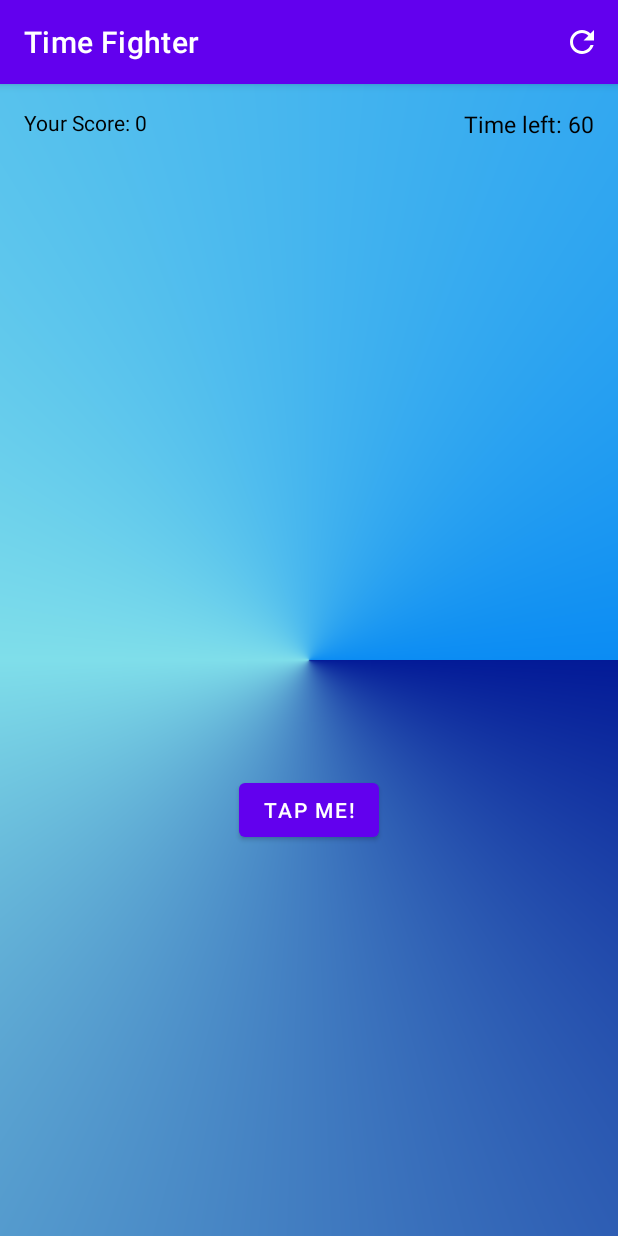
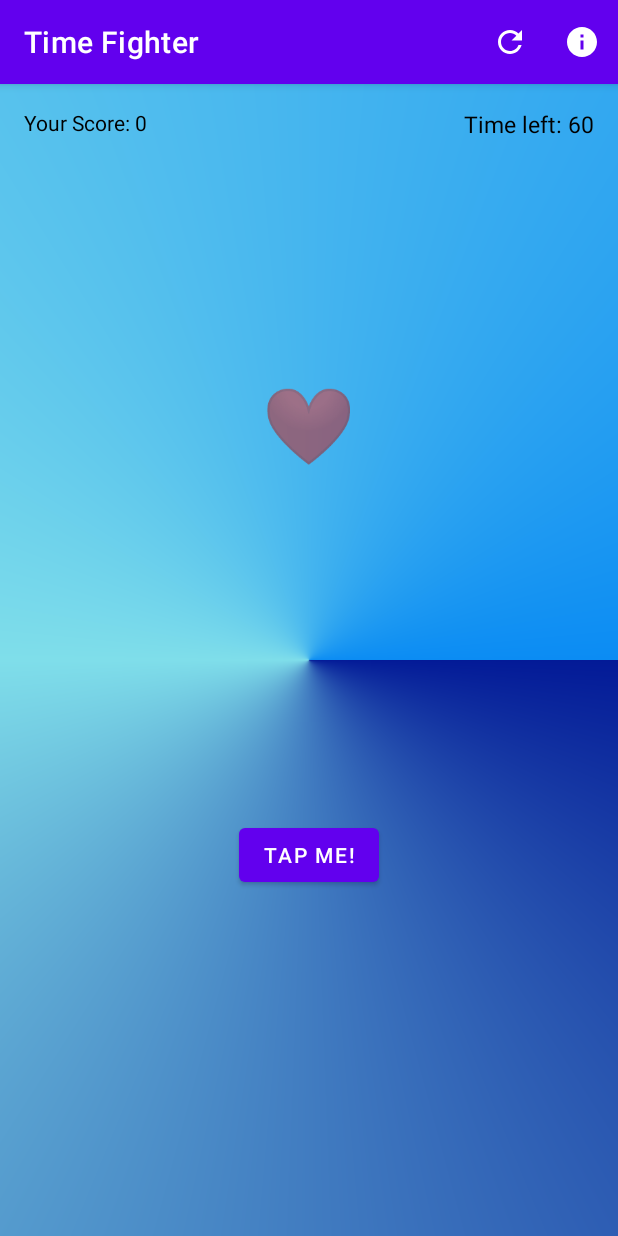
Before and after one commit to RajPakhurde/TimeFighterGame, an Android app: the screen it shows after launch (MainActivity), on a phone screen of 412 x 824 dp. Run offline under Robolectric (Android 15) with nearby library versions, the phone set to English and light mode, and no system bars.

```diff
--- a/app/src/main/java/com/rajpakhurde/timefighter/MainActivity.kt
+++ b/app/src/main/java/com/rajpakhurde/timefighter/MainActivity.kt
@@ -5,14 +5,17 @@ import android.os.Bundle
 import android.os.CountDownTimer
 import android.view.Menu
 import android.view.MenuItem
+import android.view.animation.AnimationUtils
 import android.widget.Button
 import android.widget.TextView
 import android.widget.Toast
+import androidx.appcompat.app.AlertDialog
 
 class MainActivity : AppCompatActivity() {
 
     private lateinit var tvScore: TextView
     private lateinit var tvTimer: TextView
+    private lateinit var tvHeart: TextView
     private lateinit var btnTapMe: Button
 
     private var gameStart = false
@@ -34,9 +37,14 @@ class MainActivity : AppCompatActivity() {
 
         tvScore = findViewById(R.id.tvScore)
         tvTimer = findViewById(R.id.tvTimer)
+        tvHeart = findViewById(R.id.tvheart)
         btnTapMe = findViewById(R.id.btnTapMe)
 
-        btnTapMe.setOnClickListener { incrementScore() }
+        btnTapMe.setOnClickListener { view ->
+            val bounceAnimation = AnimationUtils.loadAnimation(this,R.anim.bounce)
+            tvHeart.startAnimation(bounceAnimation)
+            incrementScore()
+        }
 
         if (savedInstanceState != null) {
             score = savedInstanceState.getInt(SCORE_KEY)
@@ -63,8 +71,18 @@ class MainActivity : AppCompatActivity() {
     override fun onOptionsItemSelected(item: MenuItem): Boolean {
         when (item.itemId) {
             R.id.mi_refresh -> {
+                countDownTimer.cancel()
                 btnTapMe.isEnabled = true
                 resetGame()
+            }
+            R.id.mi_info -> {
+                val title = getString(R.string.dialog_title,BuildConfig.VERSION_NAME)
+                val message = getString(R.string.dialog_messege)
+                AlertDialog.Builder(this)
+                    .setTitle(title)
+                    .setMessage(message)
+                    .create()
+                    .show()
             }
         }
         return super.onOptionsItemSelected(item)
--- /dev/null
+++ b/app/src/main/res/anim/bounce.xml
@@ -0,0 +1,15 @@
+<?xml version="1.0" encoding="utf-8"?>
+<set xmlns:android="http://schemas.android.com/apk/res/android"
+    android:fillAfter="true"
+    android:shareInterpolator="@android:anim/bounce_interpolator">
+
+    <scale
+        android:duration = "2000"
+        android:fromXScale="2.0"
+        android:fromYScale="2.0"
+        android:pivotX="50%"
+        android:pivotY="50%"
+        android:toXScale="1.0"
+        android:toYScale="1.0"/>
+
+</set>
--- /dev/null
+++ b/app/src/main/res/drawable/ic_baseline_info_24.xml
@@ -0,0 +1,5 @@
+<vector android:height="24dp" android:tint="#FFFFFF"
+    android:viewportHeight="24" android:viewportWidth="24"
+    android:width="24dp" xmlns:android="http://schemas.android.com/apk/res/android">
+    <path android:fillColor="@android:color/white" android:pathData="M12,2C6.48,2 2,6.48 2,12s4.48,10 10,10 10,-4.48 10,-10S17.52,2 12,2zM13,17h-2v-6h2v6zM13,9h-2L11,7h2v2z"/>
+</vector>
--- a/app/src/main/res/layout/activity_main.xml
+++ b/app/src/main/res/layout/activity_main.xml
@@ -7,9 +7,10 @@
     tools:context=".MainActivity">
 
     <View
+        android:id="@+id/view"
         android:layout_width="match_parent"
         android:layout_height="match_parent"
-        android:background="@drawable/main_activity_background"/>
+        android:background="@drawable/main_activity_background" />
 
 
     <Button
@@ -20,8 +21,7 @@
         app:layout_constraintBottom_toBottomOf="parent"
         app:layout_constraintEnd_toEndOf="parent"
         app:layout_constraintStart_toStartOf="parent"
-        app:layout_constraintTop_toTopOf="parent"
-        app:layout_constraintVertical_bias="0.639" />
+        app:layout_constraintTop_toBottomOf="@+id/tvheart" />
 
     <TextView
         android:id="@+id/tvScore"
@@ -45,4 +45,15 @@
         android:text="@string/time_left"
         app:layout_constraintEnd_toEndOf="parent"
         app:layout_constraintTop_toTopOf="parent" />
+
+    <TextView
+        android:id="@+id/tvheart"
+        android:layout_width="wrap_content"
+        android:layout_height="wrap_content"
+        android:layout_marginTop="192dp"
+        android:text="❤️"
+        android:textSize="50sp"
+        app:layout_constraintEnd_toEndOf="parent"
+        app:layout_constraintStart_toStartOf="parent"
+        app:layout_constraintTop_toTopOf="@+id/view" />
 </androidx.constraintlayout.widget.ConstraintLayout>
--- a/app/src/main/res/menu/menu_items.xml
+++ b/app/src/main/res/menu/menu_items.xml
@@ -7,4 +7,9 @@
         android:icon="@drawable/ic_baseline_refresh_24"
         android:title="@string/refresh"
         app:showAsAction="always" />
+    <item
+        android:id="@+id/mi_info"
+        android:icon="@drawable/ic_baseline_info_24"
+        android:title="info"
+        app:showAsAction="always" />
 </menu>
--- a/app/src/main/res/values/strings.xml
+++ b/app/src/main/res/values/strings.xml
@@ -6,4 +6,6 @@
     <string name="game_over_message">Time\'s up! Your score was:
 %1$d</string>
     <string name="refresh">Refresh</string>
+    <string name="dialog_title">Time Fighter %1$s</string>
+    <string name="dialog_messege">Develop by Raj Pakhurde</string>
 </resources>
```
